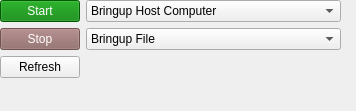
Old version of the form riptide_rviz/src/Bringup.ui in the repository osu-uwrt/riptide_rvis.
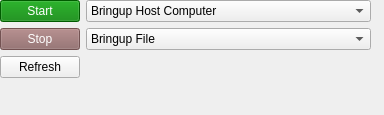
New version of the form.

Commit message: update UI size and fix angle mode change

Patch:
```diff
--- a/riptide_rviz/src/Bringup.ui
+++ b/riptide_rviz/src/Bringup.ui
@@ -6,8 +6,8 @@
    <rect>
     <x>0</x>
     <y>0</y>
-    <width>356</width>
-    <height>111</height>
+    <width>384</width>
+    <height>115</height>
    </rect>
   </property>
   <property name="windowTitle">
@@ -18,7 +18,7 @@
     <rect>
      <x>0</x>
      <y>0</y>
-     <width>341</width>
+     <width>371</width>
      <height>105</height>
     </rect>
    </property>
```
The commit also changes 4 other files.
